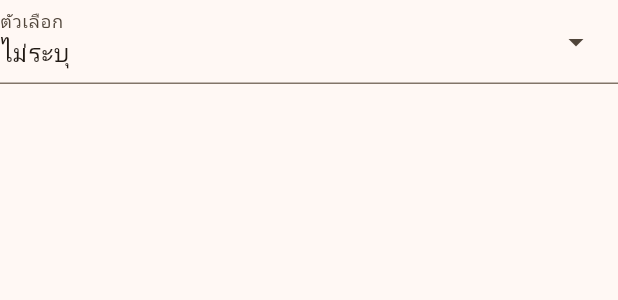
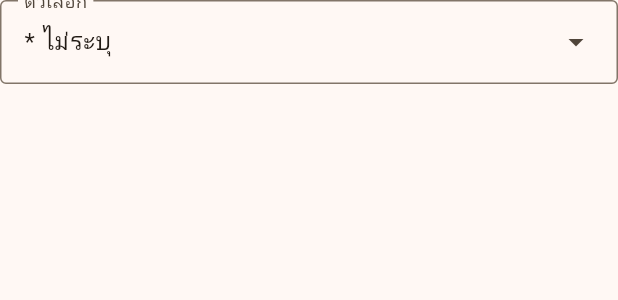
Before and after one commit to chaww/recipes_book, a Flutter app: the DropdownOption widget shown alone on an empty page, opened directly, on a phone screen of 412 x 824 dp. Shown: the top 300 px of the screen. Run offline on Flutter 3.47's test engine with Material 3 defaults, Android fonts, the phone set to English and light mode, and no system bars; our stand-ins replace bloc, equatable, flutter_bloc, rxdart, shared_preferences; accounts and stored records are empty; generated files the repository leaves out were written again.

Commit message:
update OptionSelection implement Bloc

```diff
--- /dev/null
+++ b/lib/views/edit_recipe/bloc/edit_recipe_bloc.dart
@@ -0,0 +1,26 @@
+import 'package:bloc/bloc.dart';
+import 'package:equatable/equatable.dart';
+import 'package:recipes_repository/recipes_repository.dart';
+
+part 'edit_recipe_event.dart';
+part 'edit_recipe_state.dart';
+
+class EditRecipeBloc extends Bloc<EditRecipeEvent, EditRecipeState> {
+  EditRecipeBloc({
+    required RecipesRepository recipesRepository,
+  })  : _recipesRepository = recipesRepository,
+        super(EditRecipeInitial()) {
+    on<OptionSelectOnChanged>(_optionSelectOnChanged);
+  }
+
+  final RecipesRepository _recipesRepository;
+
+  void _optionSelectOnChanged(
+    OptionSelectOnChanged event,
+    Emitter<EditRecipeState> emit,
+  ) {
+    emit(state.copyWith(optionValue: () => event.optionValue));
+    print('_optionSelectOnChanged');
+    print(event.optionValue);
+  }
+}
--- /dev/null
+++ b/lib/views/edit_recipe/bloc/edit_recipe_event.dart
@@ -0,0 +1,17 @@
+part of 'edit_recipe_bloc.dart';
+
+sealed class EditRecipeEvent extends Equatable {
+  const EditRecipeEvent();
+
+  @override
+  List<Object> get props => [];
+}
+
+class OptionSelectOnChanged extends EditRecipeEvent {
+  const OptionSelectOnChanged({required this.optionValue});
+
+  final String optionValue;
+
+  @override
+  List<Object> get props => [optionValue];
+}
--- /dev/null
+++ b/lib/views/edit_recipe/bloc/edit_recipe_state.dart
@@ -0,0 +1,31 @@
+part of 'edit_recipe_bloc.dart';
+
+class EditRecipeState extends Equatable {
+  const EditRecipeState({
+    this.optionSelect = const ['* ไม่ระบุ', '* เพิ่มตัวเลือกใหม่'],
+    this.optionValue = '* ไม่ระบุ',
+    this.optionName = '',
+  });
+
+  final List<String> optionSelect;
+  final String optionValue;
+
+  final String optionName;
+
+  EditRecipeState copyWith({
+    List<String> Function()? optionSelect,
+    String Function()? optionValue,
+    String Function()? optionName,
+  }) {
+    return EditRecipeState(
+      optionSelect: optionSelect != null ? optionSelect() : this.optionSelect,
+      optionValue: optionValue != null ? optionValue() : this.optionValue,
+      optionName: optionName != null ? optionName() : this.optionName,
+    );
+  }
+
+  @override
+  List<Object> get props => [optionSelect, optionValue, optionName];
+}
+
+final class EditRecipeInitial extends EditRecipeState {}
--- a/lib/views/edit_recipe/widgets/option_section.dart
+++ b/lib/views/edit_recipe/widgets/option_section.dart
@@ -1,54 +1,69 @@
 import 'package:flutter/material.dart';
+import 'package:flutter_bloc/flutter_bloc.dart';
+import 'package:recipes_book/views/edit_recipe/bloc/edit_recipe_bloc.dart';
 
 class OptionSection extends StatelessWidget {
-  const OptionSection({super.key});
+  const OptionSection({
+    super.key,
+  });
 
   @override
   Widget build(BuildContext context) {
-    return const Padding(
-      padding: EdgeInsets.all(8),
-      child: Card(
-        child: Padding(
-          padding: EdgeInsets.all(16),
-          child: Column(
-            crossAxisAlignment: CrossAxisAlignment.stretch,
-            children: [
-              DropdownOption(),
-              // SizedBox(
-              //   height: 8,
-              // ),
-              TextField(
-                decoration: InputDecoration(
-                  // border: OutlineInputBorder(),
-                  labelText: 'ชื่อตัวเลือก',
-                ),
+    final optionSelect = context.watch<EditRecipeBloc>().state.optionSelect;
+    final optionValue = context.watch<EditRecipeBloc>().state.optionValue;
+
+    final showOptionName = optionValue != optionSelect.first;
+
+    return Padding(
+      padding: const EdgeInsets.symmetric(
+        horizontal: 16,
+        vertical: 16,
+      ),
+      child: Column(
+        children: [
+          const DropdownOption(),
+          if (showOptionName)
+            const SizedBox(
+              height: 16,
+            ),
+          if (showOptionName)
+            const TextField(
+              decoration: InputDecoration(
+                border: OutlineInputBorder(),
+                labelText: 'ชื่อตัวเลือก',
               ),
-            ],
-          ),
-        ),
+            ),
+        ],
       ),
     );
   }
 }
 
-const List<String> list = <String>['ไม่ระบุ', 'เพิ่มตัวเลือกใหม่'];
-
 class DropdownOption extends StatelessWidget {
-  const DropdownOption({super.key});
+  const DropdownOption({
+    super.key,
+  });
 
   @override
   Widget build(BuildContext context) {
+    final optionSelect = context.read<EditRecipeBloc>().state.optionSelect;
+
     return LayoutBuilder(
       builder: (context, constraints) => DropdownMenu(
         width: constraints.maxWidth,
-        initialSelection: list.first,
+        initialSelection: optionSelect.first,
         label: const Text('ตัวเลือก'),
-        inputDecorationTheme: InputDecorationTheme(
-            // filled: true,
-            ),
-        onSelected: (e) {},
-        dropdownMenuEntries:
-            list.map((e) => DropdownMenuEntry(value: e, label: e)).toList(),
+        // inputDecorationTheme: InputDecorationTheme(
+        //   filled: true,
+        // ),
+        onSelected: (e) {
+          context.read<EditRecipeBloc>().add(
+                OptionSelectOnChanged(optionValue: e ?? optionSelect.first),
+              );
+        },
+        dropdownMenuEntries: optionSelect
+            .map((e) => DropdownMenuEntry(value: e, label: e))
+            .toList(),
       ),
     );
   }
```
Also changed, not shown: lib/views/edit_recipe/view/edit_recipe.dart (+24 -0 lines).
